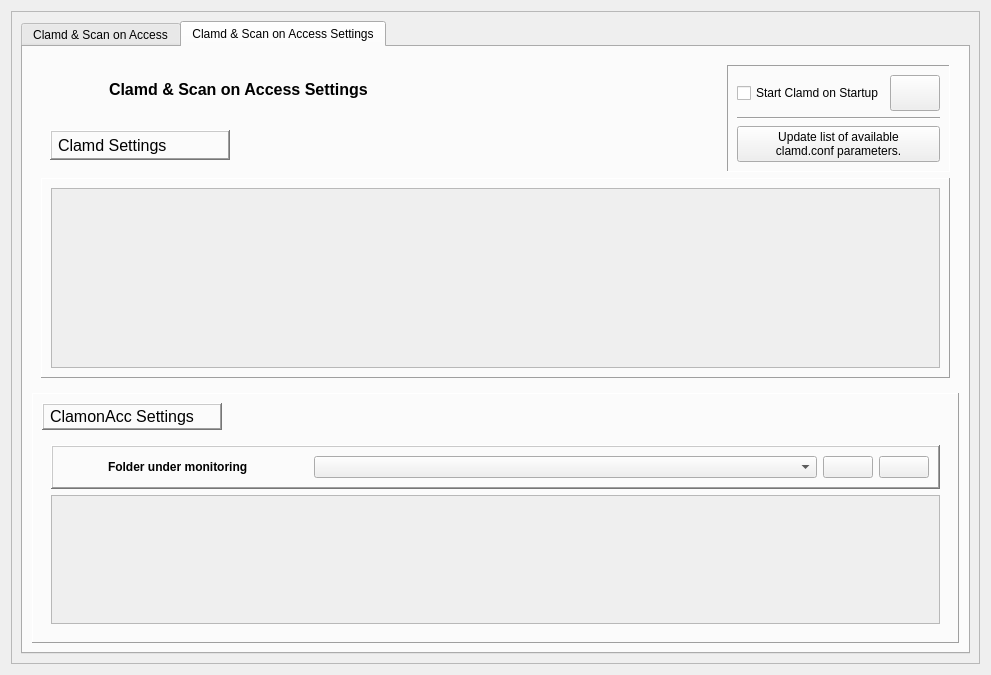
Qt form ui/clamdmanager.ui (robinking623/clamav-gui) before a commit.
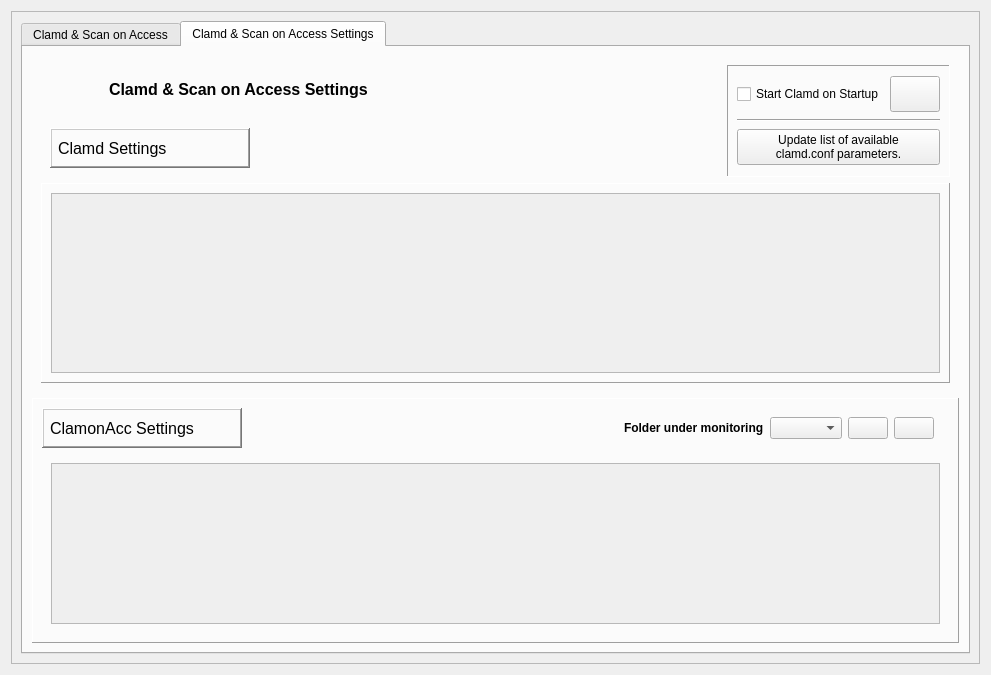
The same form after that commit. The open tabs and pages were chosen to show the change. Icons and pictures are not drawn.

```diff
--- a/ui/clamdmanager.ui
+++ b/ui/clamdmanager.ui
@@ -321,14 +321,14 @@
                    <widget class="QLabel" name="clamdLabel_3">
                     <property name="minimumSize">
                      <size>
-                      <width>180</width>
-                      <height>0</height>
+                      <width>200</width>
+                      <height>40</height>
                      </size>
                     </property>
                     <property name="maximumSize">
                      <size>
-                      <width>180</width>
-                      <height>30</height>
+                      <width>16777215</width>
+                      <height>40</height>
                      </size>
                     </property>
                     <property name="font">
@@ -459,14 +459,14 @@
               <widget class="QLabel" name="clamonaccLabel">
                <property name="minimumSize">
                 <size>
-                 <width>180</width>
-                 <height>0</height>
+                 <width>200</width>
+                 <height>40</height>
                 </size>
                </property>
                <property name="maximumSize">
                 <size>
-                 <width>180</width>
-                 <height>16777215</height>
+                 <width>16777215</width>
+                 <height>40</height>
                 </size>
                </property>
                <property name="font">
@@ -488,10 +488,48 @@
                </property>
               </widget>
              </item>
-             <item row="1" column="0" colspan="2">
+             <item row="1" column="0" colspan="3">
               <widget class="QFrame" name="clamonaccSelectionFrame">
                <layout class="QVBoxLayout" name="verticalLayout_3">
                 <item>
+                 <widget class="QScrollArea" name="scrollArea">
+                  <property name="widgetResizable">
+                   <bool>true</bool>
+                  </property>
+                  <widget class="QWidget" name="scrollAreaWidgetContents">
+                   <property name="geometry">
+                    <rect>
+                     <x>0</x>
+                     <y>0</y>
+                     <width>891</width>
+                     <height>141</height>
+                    </rect>
+                   </property>
+                   <layout class="QVBoxLayout" name="verticalLayout">
+                    <item>
+                     <layout class="QVBoxLayout" name="layout2"/>
+                    </item>
+                    <item>
+                     <spacer name="verticalSpacer_2">
+                      <property name="orientation">
+                       <enum>Qt::Vertical</enum>
+                      </property>
+                      <property name="sizeHint" stdset="0">
+                       <size>
+                        <width>20</width>
+                        <height>113</height>
+                       </size>
+                      </property>
+                     </spacer>
+                    </item>
+                   </layout>
+                  </widget>
+                 </widget>
+                </item>
+               </layout>
+              </widget>
+             </item>
+             <item row="0" column="1">
                  <widget class="QFrame" name="folderMonitoringFrame">
                   <property name="autoFillBackground">
                    <bool>false</bool>
@@ -500,12 +538,25 @@
                    <string notr="true"/>
                   </property>
                   <property name="frameShape">
-                   <enum>QFrame::WinPanel</enum>
+                <enum>QFrame::NoFrame</enum>
                   </property>
                   <property name="frameShadow">
                    <enum>QFrame::Raised</enum>
                   </property>
                   <layout class="QHBoxLayout" name="horizontalLayout_2">
+                <item>
+                 <spacer name="horizontalSpacer">
+                  <property name="orientation">
+                   <enum>Qt::Horizontal</enum>
+                  </property>
+                  <property name="sizeHint" stdset="0">
+                   <size>
+                    <width>40</width>
+                    <height>20</height>
+                   </size>
+                  </property>
+                 </spacer>
+                </item>
                    <item>
                     <widget class="QLabel" name="folderIconLabel">
                      <property name="maximumSize">
@@ -607,57 +658,6 @@
                    </item>
                   </layout>
                  </widget>
-                </item>
-                <item>
-                 <widget class="QScrollArea" name="scrollArea">
-                  <property name="widgetResizable">
-                   <bool>true</bool>
-                  </property>
-                  <widget class="QWidget" name="scrollAreaWidgetContents">
-                   <property name="geometry">
-                    <rect>
-                     <x>0</x>
-                     <y>0</y>
-                     <width>891</width>
-                     <height>106</height>
-                    </rect>
-                   </property>
-                   <layout class="QVBoxLayout" name="verticalLayout">
-                    <item>
-                     <layout class="QVBoxLayout" name="layout2"/>
-                    </item>
-                    <item>
-                     <spacer name="verticalSpacer_2">
-                      <property name="orientation">
-                       <enum>Qt::Vertical</enum>
-                      </property>
-                      <property name="sizeHint" stdset="0">
-                       <size>
-                        <width>20</width>
-                        <height>113</height>
-                       </size>
-                      </property>
-                     </spacer>
-                    </item>
-                   </layout>
-                  </widget>
-                 </widget>
-                </item>
-               </layout>
-              </widget>
-             </item>
-             <item row="0" column="1">
-              <spacer name="horizontalSpacer">
-               <property name="orientation">
-                <enum>Qt::Horizontal</enum>
-               </property>
-               <property name="sizeHint" stdset="0">
-                <size>
-                 <width>40</width>
-                 <height>20</height>
-                </size>
-               </property>
-              </spacer>
              </item>
             </layout>
            </widget>
```
Lines whose indentation alone changed are shown as unchanged.
